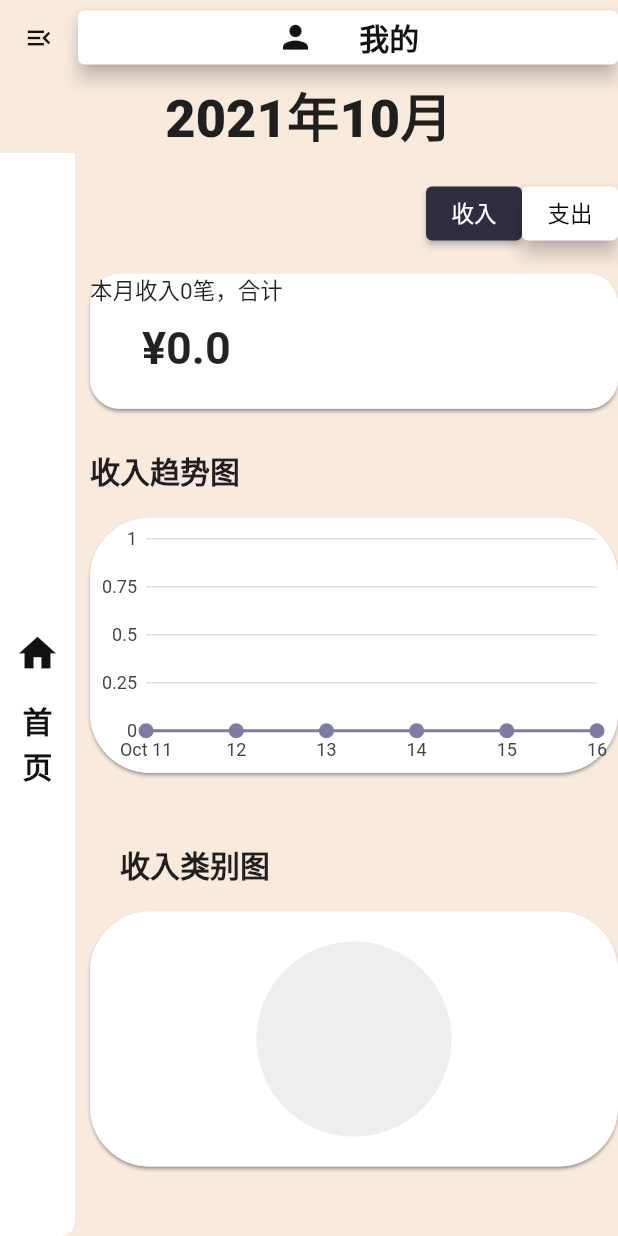
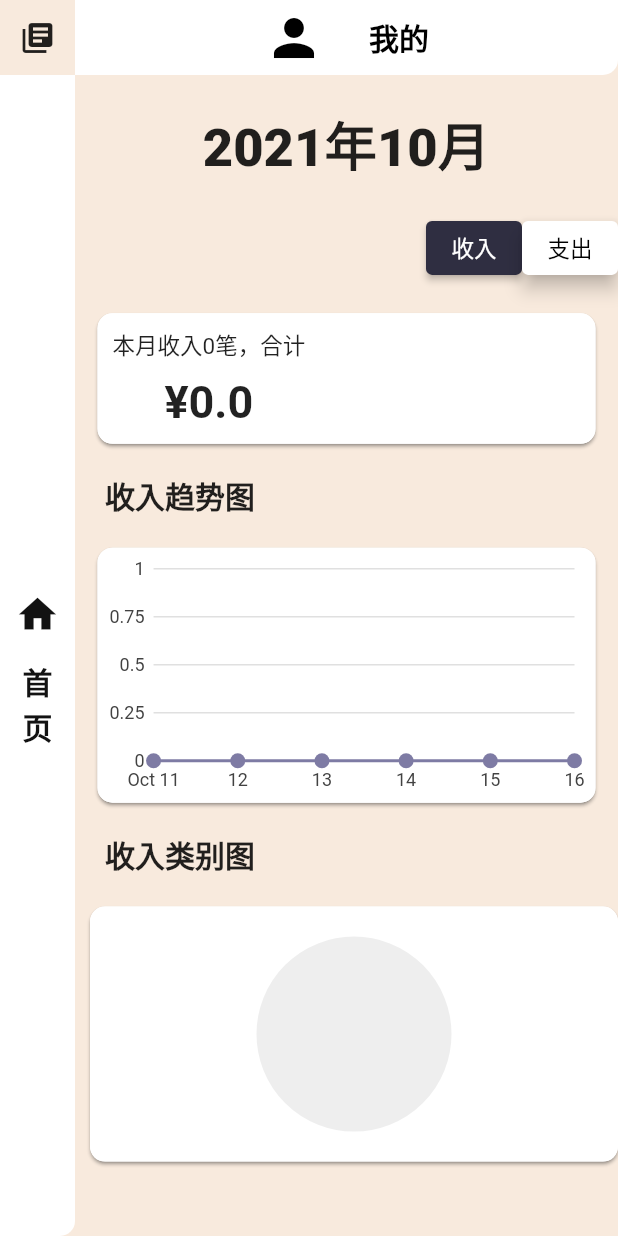
Before and after one commit to ly-xxx/CalculateBeforeFLy, a Flutter app: the StatisPage screen opened by its route, on a phone screen of 412 x 824 dp. Run offline on Flutter 3.47's test engine with Material 2 defaults, Android fonts, the phone set to English and light mode, and no system bars; our stand-ins replace charts_flutter, date_format, dio, flutter_datetime_picker, fluttertoast, liquid_progress_indicator and 1 more; accounts and stored records are empty.

Commit message:
[better]把ui整合了进来

```diff
--- a/lib/add_configure/add_configure.dart
+++ b/lib/add_configure/add_configure.dart
@@ -339,8 +339,6 @@ class _AddConfigureState extends State<AddConfigure> {
                         ),
                         ElevatedButton(
                           style: ElevatedButton.styleFrom(
-                            primary: Provider.of<ThemeProvider>(context)
-                                .background,
                             elevation: 5.0,
                           ),
                           onPressed: () {
@@ -441,8 +439,6 @@ class _AddConfigureState extends State<AddConfigure> {
                         children: [
                           ElevatedButton(
                             style: ElevatedButton.styleFrom(
-                              primary: Provider.of<ThemeProvider>(context)
-                                  .background,
                               elevation: 5.0,
                             ),
                             onPressed: () {
@@ -467,8 +463,6 @@ class _AddConfigureState extends State<AddConfigure> {
                           ),
                           ElevatedButton(
                             style: ElevatedButton.styleFrom(
-                              primary: Provider.of<ThemeProvider>(context)
-                                  .background,
                               elevation: 5.0,
                             ),
                             onPressed: () {
--- a/lib/statistics/statis_page.dart
+++ b/lib/statistics/statis_page.dart
@@ -34,43 +34,33 @@ class _StatisPageState extends State<StatisPage> {
   bool flag = false;
 
   Widget top(context) {
-    return Column(
-      children: <Widget>[
-        Container(
+    return Row(children: <Widget>[
+      SizedBox(
+        width: 50,
         height: 50,
-          child: Row(
-            children: <Widget>[
+        child: IconButton(icon: Icon(Icons.library_books), onPressed: () {
+        Navigator.pushNamed(context, "/detailMessagePage");
+        },),
+      ),
       Expanded(
-                flex: 1,
         child: InkWell(
           onTap: () {
-                    Navigator.popAndPushNamed(context, "/detailMessagePage");
-                  },
-                  child: Icon(
-                    Icons.menu_open,
-                    size: 20,
-                    color: Provider.of<ThemeProvider>(context).mainFont,
-                  ),
-                ),
-              ),
-              ElevatedButton(
-                  style: ElevatedButton.styleFrom(
-                    primary: Colors.white,
-                    elevation: 5.0,
-                  ),
-                  onPressed: () {
-                    Navigator.popAndPushNamed(context, "/moreThingsPage");
+            Navigator.pushNamed(context, "/moreThingsPage");
           },
           child: Container(
-                    width: width - 84,
+            height: 50,
+            decoration: BoxDecoration(
+                color: Provider.of<ThemeProvider>(context).outer,
+                borderRadius:
+                    BorderRadius.only(bottomRight: Radius.circular(10.0))),
             child: Row(
               mainAxisAlignment: MainAxisAlignment.center,
               children: <Widget>[
                 Container(
                     child: Icon(
                       Icons.person,
-                              size: 25,
-                              color: Provider.of<ThemeProvider>(context).mainFont,
+                      size: 40,
+                      color: Colors.black,
                     )),
                 SizedBox(
                   width: 30,
@@ -79,26 +69,29 @@ class _StatisPageState extends State<StatisPage> {
                   "我的",
                   style: TextStyle(
                       fontSize: 20,
-                              color: Provider.of<ThemeProvider>(context).mainFont,
+                      color: Colors.black,
                       fontWeight: FontWeight.w900),
                 ),
               ],
             ),
-                  )),
-            ],
           ),
         ),
-      ],
-    );
+      )
+    ]);
   }
 
   Widget right(context) {
-    return Container(
-      width: 300,
-      child: Column(
+    return Column(
       mainAxisAlignment: MainAxisAlignment.spaceEvenly,
       children: <Widget>[
-
+        Text(
+          '$date1OnTop年$date2OnTop月',
+          style: TextStyle(
+            fontSize: 35,
+            // color: Provider.of<ThemeProvider>(context).mainFont,
+            fontWeight: FontWeight.w900,
+          ),
+        ),
         Row(children: [
           Expanded(
             child: SizedBox(),
@@ -133,19 +126,15 @@ class _StatisPageState extends State<StatisPage> {
                     color: Colors.black,
                     fontWeight: FontWeight.w500),
               )),
-
         ]),
         SizedBox(
-            height: 100,
-            width: 400,
           child: card(),
         ),
         Container(
-            margin: EdgeInsets.fromLTRB(10, 0, 0, 0),
-            alignment: Alignment(-1, -1),
+          padding: EdgeInsets.only(left: 20),
+          alignment: Alignment.centerLeft,
           child: const Text(
             '收入趋势图',
-              textAlign: TextAlign.left,
             style: TextStyle(
               fontSize: 20.0,
               fontWeight: FontWeight.w900, //字体大小
@@ -154,32 +143,32 @@ class _StatisPageState extends State<StatisPage> {
         ),
         Card(
           color: Colors.white,
-            shadowColor: Colors.grey.shade800, // 阴影颜色
+          shadowColor: Colors.grey.shade800,
+          // 阴影颜色
           // elevation: 10, // 阴影高度
-            borderOnForeground: false, // 是否在 child 前绘制 border，默认为 true
-            margin: EdgeInsets.fromLTRB(10, 0, 0, 30), // 外边距
-
+          borderOnForeground: false,
+          // 是否在 child 前绘制 border，默认为 true
+          margin: EdgeInsets.fromLTRB(15, 0, 15, 0),
+          // 外边距
           shape: RoundedRectangleBorder(
-              borderRadius: BorderRadius.circular(40),
+            borderRadius: BorderRadius.circular(10),
             side: const BorderSide(
               color: Colors.white,
               width: 3,
             ),
           ),
 
-            child: Container(
+          child: SizedBox(
             width: 400,
             height: 170,
-              alignment: Alignment.center,
             child: getLine(),
           ),
         ),
         Container(
-            margin: EdgeInsets.fromLTRB(30, 0, 0, 0),
-            alignment: Alignment(-1, -1),
+          padding: EdgeInsets.only(left: 20),
+          alignment: Alignment.centerLeft,
           child: const Text(
             '收入类别图',
-              textAlign: TextAlign.left,
             style: TextStyle(
               fontSize: 20.0,
               fontWeight: FontWeight.w900, //字体大小
@@ -188,13 +177,16 @@ class _StatisPageState extends State<StatisPage> {
         ),
         Card(
           color: Colors.white,
-            shadowColor: Colors.grey.shade800, // 阴影颜色
+          shadowColor: Colors.grey.shade800,
+          // 阴影颜色
           //elevation: 10, // 阴影高度
-            borderOnForeground: false, // 是否在 child 前绘制 border，默认为 true
-            margin: EdgeInsets.fromLTRB(10, 0, 0, 30), // 外边距
+          borderOnForeground: false,
+          // 是否在 child 前绘制 border，默认为 true
+          margin: EdgeInsets.fromLTRB(10, 0, 0, 30),
+          // 外边距
 
           shape: RoundedRectangleBorder(
-              borderRadius: BorderRadius.circular(40),
+            borderRadius: BorderRadius.circular(10),
             side: const BorderSide(
               color: Colors.white,
               width: 3,
@@ -209,20 +201,22 @@ class _StatisPageState extends State<StatisPage> {
           ),
         ),
       ],
-      ),
     );
   }
 
   Card card() {
     var card = Card(
         color: Colors.white,
-        shadowColor: Colors.grey.shade800, // 阴影颜色
+        shadowColor: Colors.grey.shade800,
+        // 阴影颜色
         //elevation: 10, // 阴影高度
-        borderOnForeground: false, // 是否在 child 前绘制 border，默认为 true
-        margin: EdgeInsets.fromLTRB(10, 0, 0, 10), // 外边距
+        borderOnForeground: false,
+        // 是否在 child 前绘制 border，默认为 true
+        margin: EdgeInsets.fromLTRB(15, 0, 15, 0),
+        // 外边距
 
         shape: RoundedRectangleBorder(
-          borderRadius: BorderRadius.circular(20),
+          borderRadius: BorderRadius.circular(10),
           side: const BorderSide(
             color: Colors.white,
             width: 3,
@@ -230,6 +224,7 @@ class _StatisPageState extends State<StatisPage> {
         ),
         child: Container(
             alignment: Alignment(-1, -1),
+            padding: EdgeInsets.all(10),
             child: Column(children: <Widget>[
               Text(
                 '本月收入$counts笔，合计',
@@ -256,10 +251,14 @@ class _StatisPageState extends State<StatisPage> {
 
   Widget getPie() {
     List<Piesales> dataPie = [
-      Piesales(1, getMonth(now.month.toString(), 1),Provider.of<ThemeProvider>(context).pieColor[0],"学习"),
-      Piesales(2, getMonth(now.month.toString(), 2), Provider.of<ThemeProvider>(context).pieColor[1],"娱乐"),
-      Piesales(3, getMonth(now.month.toString(), 3), Provider.of<ThemeProvider>(context).pieColor[2],"交通"),
-      Piesales(4, getMonth(now.month.toString(), 4), Provider.of<ThemeProvider>(context).pieColor[3],"工资"),
+      Piesales(1, getMonth(now.month.toString(), 1),
+          Provider.of<ThemeProvider>(context).pieColor[0], "学习"),
+      Piesales(2, getMonth(now.month.toString(), 2),
+          Provider.of<ThemeProvider>(context).pieColor[1], "娱乐"),
+      Piesales(3, getMonth(now.month.toString(), 3),
+          Provider.of<ThemeProvider>(context).pieColor[2], "交通"),
+      Piesales(4, getMonth(now.month.toString(), 4),
+          Provider.of<ThemeProvider>(context).pieColor[3], "工资"),
     ];
 
     var seriesPie = [
@@ -278,6 +277,7 @@ class _StatisPageState extends State<StatisPage> {
     );
     return Pie;
   }
+
   @override
   Widget build(BuildContext context) {
     final size = MediaQuery.of(context).size;
@@ -289,20 +289,11 @@ class _StatisPageState extends State<StatisPage> {
     }
     return Scaffold(
       backgroundColor: Provider.of<ThemeProvider>(context).outerSide,
-      body: Column(children: [
+      body: SafeArea(
+        child: Column(children: [
           top(context),
-
-
           SizedBox(
             width: 20,
-            ),
-            Text(
-              '$date1OnTop年$date2OnTop月',
-              style: TextStyle(
-                fontSize: 35,
-               // color: Provider.of<ThemeProvider>(context).mainFont,
-                fontWeight: FontWeight.w900,
-              ),
           ),
           Expanded(
             child: Row(
@@ -316,7 +307,7 @@ class _StatisPageState extends State<StatisPage> {
                     child: Container(
                       width: 50,
                       decoration: BoxDecoration(
-                        color:Colors.white,
+                          color: Colors.white,
                           borderRadius: BorderRadius.only(
                               bottomRight: Radius.circular(10.0))),
                       child: Column(
@@ -330,7 +321,8 @@ class _StatisPageState extends State<StatisPage> {
                             child: Icon(
                               Icons.home,
                               size: 30,
-                            color: Provider.of<ThemeProvider>(context).mainFont,
+                              color:
+                                  Provider.of<ThemeProvider>(context).mainFont,
                             ),
                           ),
                           SizedBox(
@@ -340,7 +332,8 @@ class _StatisPageState extends State<StatisPage> {
                             "首\n页",
                             style: TextStyle(
                                 fontSize: 20,
-                              color: Provider.of<ThemeProvider>(context).mainFont,
+                                color: Provider.of<ThemeProvider>(context)
+                                    .mainFont,
                                 fontWeight: FontWeight.w900),
                           ),
                         ],
@@ -355,7 +348,7 @@ class _StatisPageState extends State<StatisPage> {
             ),
           ),
         ]),
-
+      ),
     );
   }
 }
```
Also changed, not shown: lib/details/detail_message.dart (+44 -38 lines), lib/moreThings/more_things.dart (+25 -73 lines), lib/moreThings/skin.dart (+1 -9 lines), lib/my_page.dart (+4 -7 lines). Lines whose indentation alone changed are shown as unchanged.
